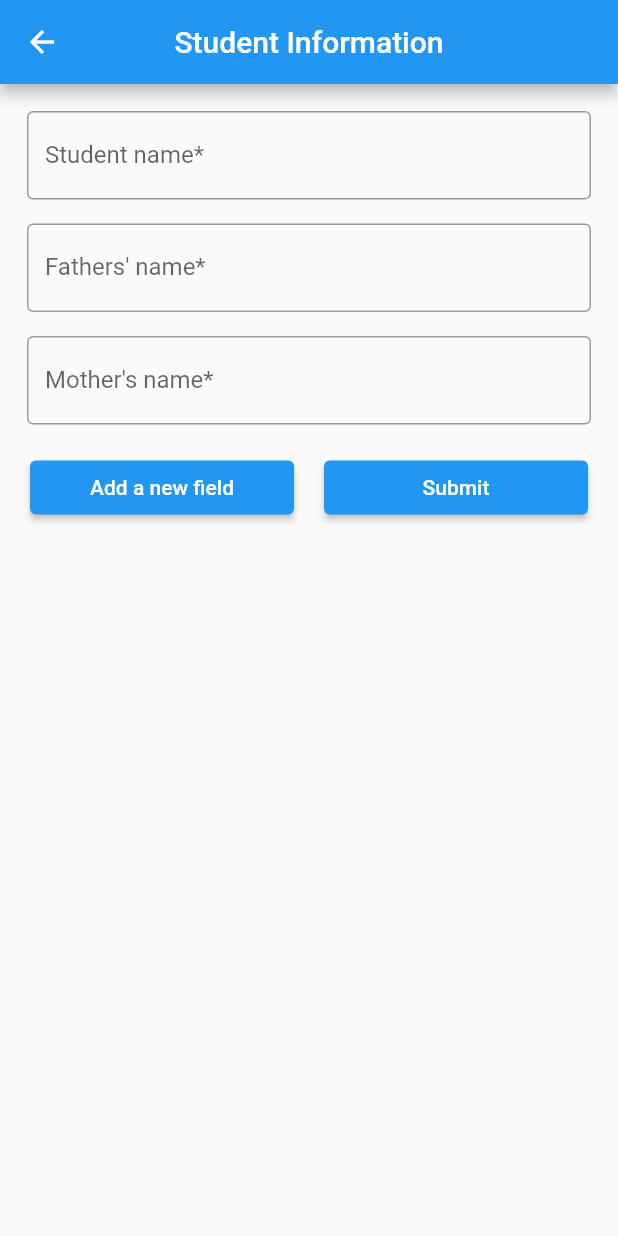
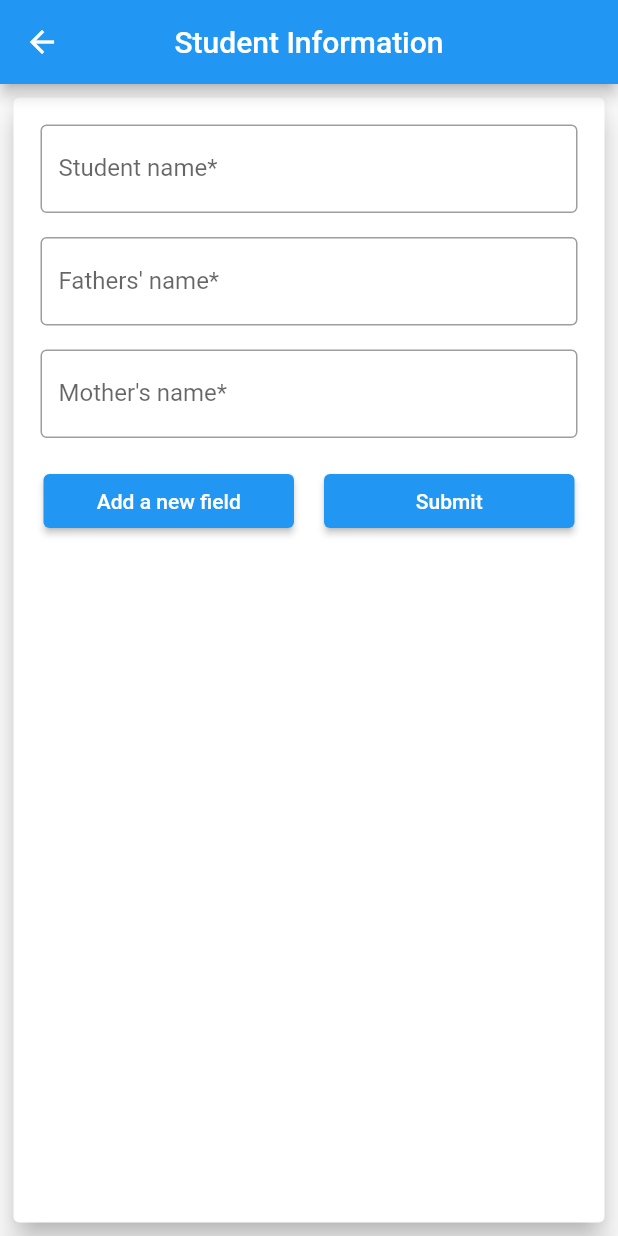
Before and after one commit to mazedul-ru-cse/customized_form, a Flutter app: the screen it shows after launch, after a tap on "Form", on a phone screen of 412 x 824 dp. Run offline on Flutter 3.47's test engine with Material 2 defaults, Android fonts, the phone set to English and light mode, and no system bars; our stand-ins replace bloc, flutter_bloc.

Commit message:
Done task

```diff
--- a/lib/cubit/form_cubit.dart
+++ b/lib/cubit/form_cubit.dart
@@ -188,6 +188,7 @@ class FormCubit extends Cubit<InitialFormState> {
               }, child: const Text("Save",style:TextStyle(color: Colors.white)),style: ButtonStyle(backgroundColor: MaterialStateProperty.all(Colors.indigoAccent.shade400))),
             ],
           ),
+          SizedBox(height: 15,)
         ],
 
       ),
--- a/lib/main.dart
+++ b/lib/main.dart
@@ -37,7 +37,9 @@ class Form extends StatelessWidget {
         centerTitle: true,
       ),
 
-      body: Center(
+      body: Container(
+        height: MediaQuery.of(context).size.width,
+        child: Center(
           child: Column(
             mainAxisAlignment: MainAxisAlignment.center,
                 children: [
@@ -53,6 +55,7 @@ class Form extends StatelessWidget {
                   ElevatedButton(child: const Text("Form"),onPressed: ()=> Navigator.push(context, MaterialPageRoute(builder: (context)=> const StudentInformationForm()))),
                 ],
               ),
+        ),
       )
 
     );
--- /dev/null
+++ b/lib/responsive/responsive.dart
@@ -0,0 +1,40 @@
+import 'package:flutter/foundation.dart';
+import 'package:flutter/material.dart';
+
+class Responsive{
+
+  BuildContext context;
+  static late double height;
+  static late double width;
+  static late bool margin;
+
+  Responsive(this.context){
+
+    if(defaultTargetPlatform == TargetPlatform.android || defaultTargetPlatform == TargetPlatform.iOS){
+      height = MediaQuery.of(context).size.height;
+      width = MediaQuery.of(context).size.width;
+      margin = false;
+
+    }else if (defaultTargetPlatform == TargetPlatform.windows ||
+        defaultTargetPlatform == TargetPlatform.linux ||
+        defaultTargetPlatform == TargetPlatform.macOS){
+
+        height = MediaQuery.of(context).size.height*0.95;
+        width = MediaQuery.of(context).size.height*0.8;
+        margin = true;
+    }
+  }
+
+   double getHeight() {
+    return height;
+  }
+
+  double getWidth() {
+    return width;
+  }
+
+  bool getMargin() {
+    return margin;
+  }
+
+}
--- a/lib/student_information_form.dart
+++ b/lib/student_information_form.dart
@@ -1,5 +1,6 @@
 import 'package:customized_form/cubit/form_cubit.dart';
 import 'package:customized_form/cubit/initial_form_state.dart';
+import 'package:customized_form/responsive/responsive.dart';
 import 'package:flutter/material.dart';
 import 'package:flutter_bloc/flutter_bloc.dart';
 import 'static_variable/store_form_data.dart';
@@ -14,23 +15,38 @@ class StudentInformationForm extends StatefulWidget {
 class _StudentInformationFormState extends State<StudentInformationForm> {
   @override
   Widget build(BuildContext context) {
+
+    Responsive responsive = Responsive(context);
+    double height = responsive.getHeight();
+    double width = responsive.getWidth() ;
+    bool margin = responsive.getMargin();
+
     return Scaffold(
       appBar:AppBar(
-        title :const Text("Student Information"),
+        title : const Text("Student Information"),
         centerTitle: true,
       ),
 
-      body: BlocProvider(
+      body: Center(
+        child: Container(
+          height: height,
+          width: width,
+          margin: margin ? EdgeInsets.all(20): EdgeInsets.all(5),
+          child: BlocProvider(
             create: (context)=> FormCubit(),
             child: getFrom(),
 
+          ),
+        ),
       ),
 
     );
   }
 
   Widget getFrom(){
-    return Column(
+    return Card(
+      elevation: 8,
+      child: Column(
 
         children: [
           Expanded(
@@ -79,6 +95,7 @@ class _StudentInformationFormState extends State<StudentInformationForm> {
           //Submit button
 
         ],
+      ),
     );
 
 
@@ -94,4 +111,11 @@ class _StudentInformationFormState extends State<StudentInformationForm> {
 
   }
 
+  @override
+  void dispose() {
+    // TODO: implement dispose
+    StoreFromData.formInfo.clear();
+    super.dispose();
   }
+
+}
```
Lines whose indentation alone changed are shown as unchanged.
